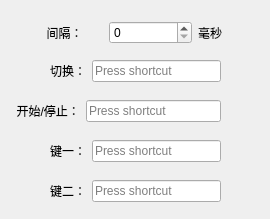
Old version of the form src/widget.ui in the repository imlinhanchao/KeyGenius.
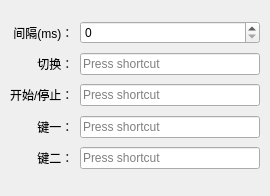
New version of the form.

Commit message: 解决支援 Mac 后，出现的 Windows 编译错误

The edit to the form file:
```diff
--- a/src/widget.ui
+++ b/src/widget.ui
@@ -7,26 +7,45 @@
     <x>0</x>
     <y>0</y>
     <width>270</width>
-    <height>219</height>
+    <height>196</height>
    </rect>
   </property>
   <property name="windowTitle">
    <string>小小按键精灵</string>
   </property>
-  <widget class="QWidget" name="layoutWidget_switch">
+  <widget class="QWidget" name="">
    <property name="geometry">
     <rect>
-     <x>50</x>
-     <y>60</y>
-     <width>171</width>
-     <height>25</height>
+     <x>10</x>
+     <y>21</y>
+     <width>250</width>
+     <height>152</height>
     </rect>
    </property>
+   <layout class="QVBoxLayout" name="verticalLayout">
+    <item>
+     <layout class="QFormLayout" name="formLayout">
+      <item row="0" column="0">
+       <widget class="QLabel" name="label_interval">
+        <property name="text">
+         <string> 间隔(ms)：</string>
+        </property>
+        <property name="buddy">
+         <cstring>spinBox_interval</cstring>
+        </property>
+       </widget>
+      </item>
+      <item row="0" column="1">
+       <widget class="QSpinBox" name="spinBox_interval"/>
+      </item>
+     </layout>
+    </item>
+    <item>
    <layout class="QFormLayout" name="form_switch">
     <item row="0" column="0">
      <widget class="QLabel" name="label_switch">
       <property name="text">
-       <string>切换：</string>
+         <string>　　 切换：</string>
       </property>
       <property name="buddy">
        <cstring>keySequence_switch</cstring>
@@ -37,46 +56,13 @@
      <widget class="QKeySequenceEdit" name="keySequence_switch"/>
     </item>
    </layout>
-  </widget>
-  <widget class="QWidget" name="layoutWidget_key1">
-   <property name="geometry">
-    <rect>
-     <x>50</x>
-     <y>140</y>
-     <width>171</width>
-     <height>25</height>
-    </rect>
-   </property>
-   <layout class="QFormLayout" name="form_key1">
-    <item row="0" column="0">
-     <widget class="QLabel" name="label_key1">
-      <property name="text">
-       <string>键一：</string>
-      </property>
-      <property name="buddy">
-       <cstring>keySequence_key1</cstring>
-      </property>
-     </widget>
     </item>
-    <item row="0" column="1">
-     <widget class="QKeySequenceEdit" name="keySequence_key1"/>
-    </item>
-   </layout>
-  </widget>
-  <widget class="QWidget" name="layoutWidget_start">
-   <property name="geometry">
-    <rect>
-     <x>10</x>
-     <y>100</y>
-     <width>211</width>
-     <height>25</height>
-    </rect>
-   </property>
+    <item>
    <layout class="QFormLayout" name="form_start">
     <item row="0" column="0">
      <widget class="QLabel" name="label__start">
       <property name="text">
-       <string>  开始/停止：</string>
+         <string>开始/停止：</string>
       </property>
       <property name="buddy">
        <cstring>keySequence_start</cstring>
@@ -87,21 +73,30 @@
      <widget class="QKeySequenceEdit" name="keySequence_start"/>
     </item>
    </layout>
-  </widget>
-  <widget class="QWidget" name="layoutWidget_key2">
-   <property name="geometry">
-    <rect>
-     <x>50</x>
-     <y>180</y>
-     <width>171</width>
-     <height>25</height>
-    </rect>
-   </property>
+    </item>
+    <item>
+     <layout class="QFormLayout" name="form_key1">
+      <item row="0" column="0">
+       <widget class="QLabel" name="label_key1">
+        <property name="text">
+         <string>　　 键一：</string>
+        </property>
+        <property name="buddy">
+         <cstring>keySequence_key1</cstring>
+        </property>
+       </widget>
+      </item>
+      <item row="0" column="1">
+       <widget class="QKeySequenceEdit" name="keySequence_key1"/>
+      </item>
+     </layout>
+    </item>
+    <item>
    <layout class="QFormLayout" name="form_key2">
     <item row="0" column="0">
      <widget class="QLabel" name="label_key2">
       <property name="text">
-       <string>键二：</string>
+         <string>　　 键二：</string>
       </property>
       <property name="buddy">
        <cstring>keySequence_key2</cstring>
@@ -112,39 +107,6 @@
      <widget class="QKeySequenceEdit" name="keySequence_key2"/>
     </item>
    </layout>
-  </widget>
-  <widget class="QWidget" name="layoutWidget_interval">
-   <property name="geometry">
-    <rect>
-     <x>20</x>
-     <y>20</y>
-     <width>261</width>
-     <height>26</height>
-    </rect>
-   </property>
-   <layout class="QHBoxLayout" name="hor_interval">
-    <item>
-     <widget class="QLabel" name="label_interval">
-      <property name="text">
-       <string>        间隔：</string>
-      </property>
-      <property name="buddy">
-       <cstring>spinBox_interval</cstring>
-      </property>
-     </widget>
-    </item>
-    <item>
-     <widget class="QSpinBox" name="spinBox_interval"/>
-    </item>
-    <item>
-     <widget class="QLabel" name="label_unit">
-      <property name="text">
-       <string>毫秒         </string>
-      </property>
-      <property name="buddy">
-       <cstring>spinBox_interval</cstring>
-      </property>
-     </widget>
     </item>
    </layout>
   </widget>
```
Lines whose indentation alone changed are shown as unchanged. The commit also changes 2 other files.
